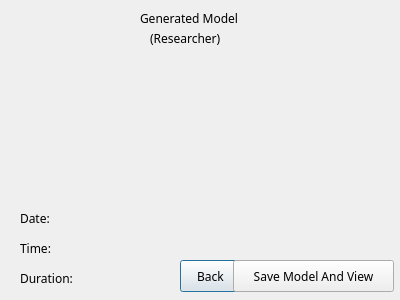
This is LoginGUI/generatedmodel.ui in ShihoVN/HiveChime as Qt 5 draws it before an edit. The edited form follows.
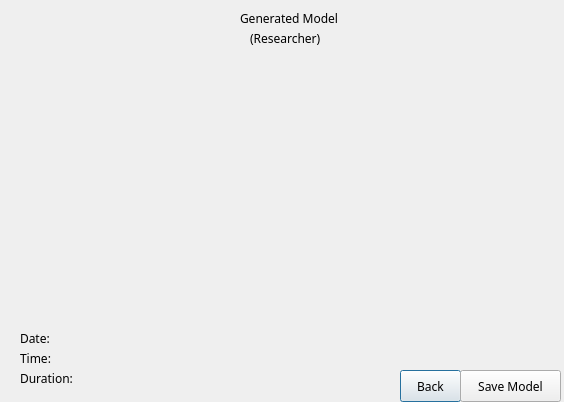
This is the edited form.

What changed in the file:
```diff
--- a/LoginGUI/generatedmodel.ui
+++ b/LoginGUI/generatedmodel.ui
@@ -6,8 +6,8 @@
    <rect>
     <x>0</x>
     <y>0</y>
-    <width>400</width>
-    <height>300</height>
+    <width>564</width>
+    <height>402</height>
    </rect>
   </property>
   <property name="windowTitle">
@@ -16,7 +16,7 @@
   <widget class="QLabel" name="label">
    <property name="geometry">
     <rect>
-     <x>140</x>
+     <x>240</x>
      <y>10</y>
      <width>111</width>
      <height>16</height>
@@ -34,7 +34,7 @@
   <widget class="QLabel" name="label_2">
    <property name="geometry">
     <rect>
-     <x>150</x>
+     <x>250</x>
      <y>30</y>
      <width>81</width>
      <height>16</height>
@@ -54,8 +54,8 @@
     <rect>
      <x>20</x>
      <y>60</y>
-     <width>241</width>
-     <height>131</height>
+     <width>521</width>
+     <height>251</height>
     </rect>
    </property>
    <property name="text">
@@ -66,7 +66,7 @@
    <property name="geometry">
     <rect>
      <x>20</x>
-     <y>210</y>
+     <y>330</y>
      <width>41</width>
      <height>16</height>
     </rect>
@@ -84,7 +84,7 @@
    <property name="geometry">
     <rect>
      <x>20</x>
-     <y>270</y>
+     <y>370</y>
      <width>59</width>
      <height>16</height>
     </rect>
@@ -102,7 +102,7 @@
    <property name="geometry">
     <rect>
      <x>20</x>
-     <y>240</y>
+     <y>350</y>
      <width>59</width>
      <height>16</height>
     </rect>
@@ -158,8 +158,8 @@
   <widget class="QPushButton" name="pushButton">
    <property name="geometry">
     <rect>
-     <x>180</x>
-     <y>260</y>
+     <x>400</x>
+     <y>370</y>
      <width>61</width>
      <height>32</height>
     </rect>
@@ -176,9 +176,9 @@
   <widget class="QPushButton" name="pushButton_2">
    <property name="geometry">
     <rect>
-     <x>233</x>
-     <y>260</y>
-     <width>161</width>
+     <x>460</x>
+     <y>370</y>
+     <width>101</width>
      <height>32</height>
     </rect>
    </property>
@@ -188,7 +188,7 @@
     </font>
    </property>
    <property name="text">
-    <string>Save Model And View</string>
+    <string>Save Model</string>
    </property>
   </widget>
  </widget>
```
